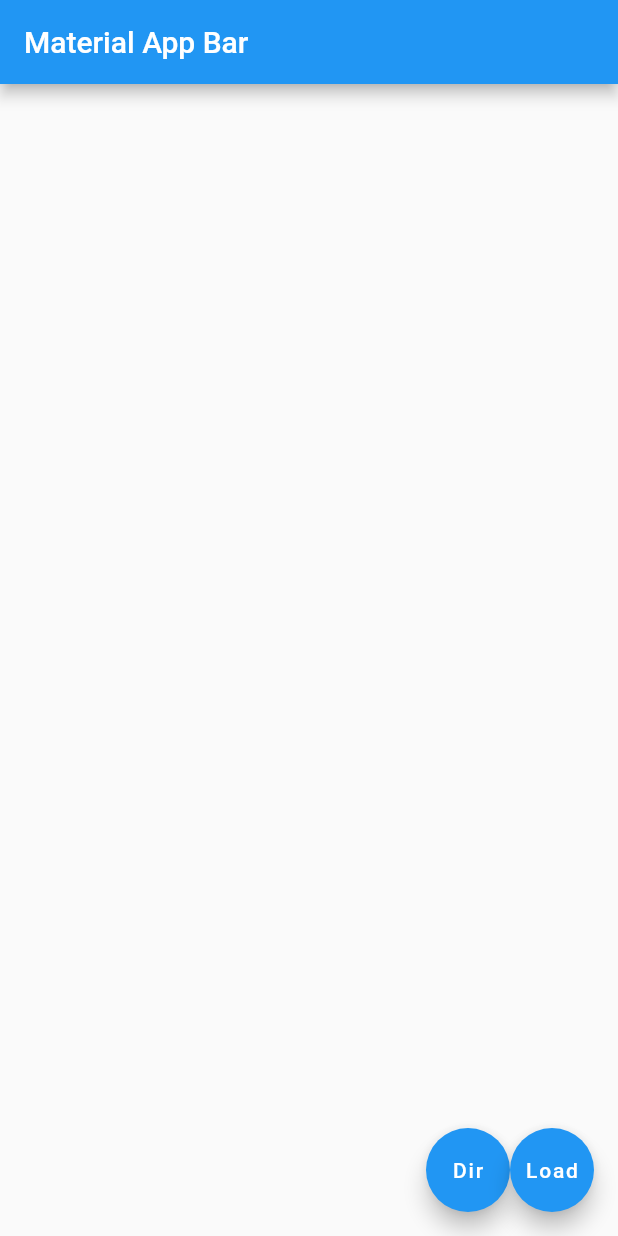
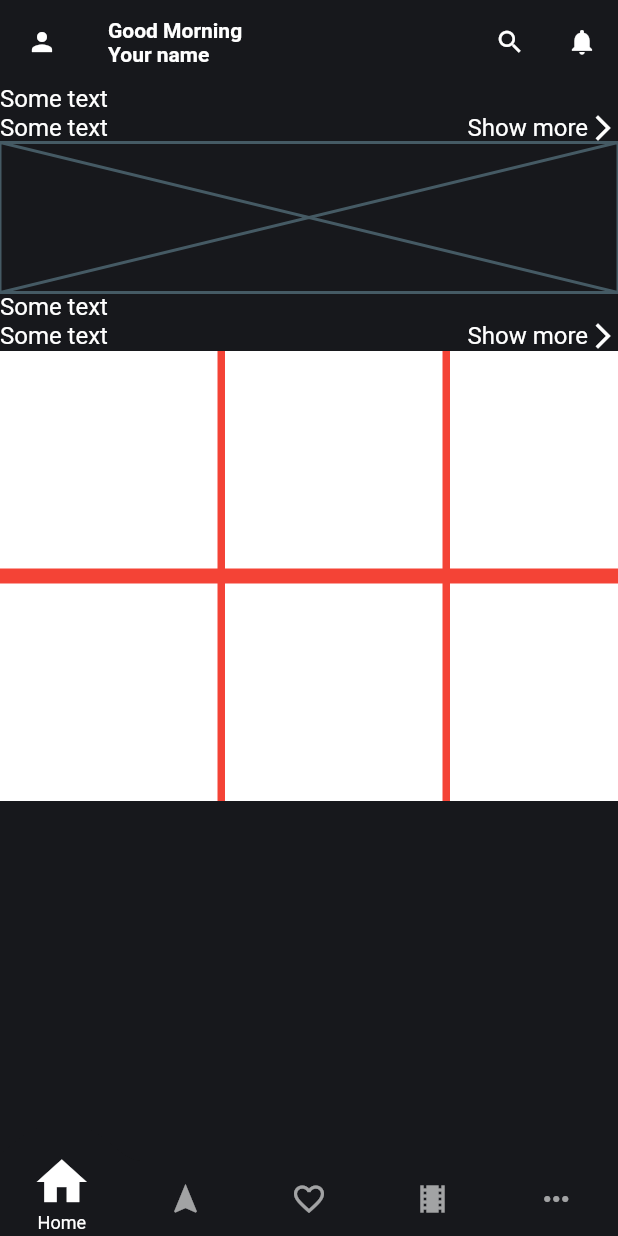
Before and after one commit to putra4648/manga_app, a Flutter app: the screen it shows after launch, on a phone screen of 412 x 824 dp. Run offline on Flutter 3.47's test engine with Material 2 defaults, Android fonts, the phone set to English and light mode, and no system bars; drawn by our look-alikes of convex_bottom_bar; our stand-ins replace bloc, cached_network_image, connectivity, equatable, flutter_bloc, font_awesome_flutter.

Commit message:
Update ui

```diff
--- /dev/null
+++ b/lib/constant/constant_theme.dart
@@ -0,0 +1,20 @@
+import 'package:flutter/material.dart';
+
+final theme = ThemeData(
+  canvasColor: Color(0xff17181c),
+  textTheme: TextTheme(),
+  appBarTheme: AppBarTheme(
+    color: Color(0xff17181c),
+    elevation: 0,
+    textTheme: TextTheme(
+      headline6: TextStyle(
+        fontSize: 14,
+        fontWeight: FontWeight.bold,
+      ),
+    ),
+    iconTheme: IconThemeData(
+      size: 20,
+      color: Colors.white,
+    ),
+  ),
+);
--- a/lib/cubit/manga_cubit.dart
+++ b/lib/cubit/manga_cubit.dart
@@ -1,9 +1,7 @@
-import 'dart:convert';
 import 'dart:io';
 
 import 'package:bloc/bloc.dart';
 import 'package:equatable/equatable.dart';
-import 'package:http/http.dart';
 import 'package:manga_app/data/models/manga.dart';
 import 'package:manga_app/data/repository/get_movies/get_movies.dart';
 import 'package:path_provider/path_provider.dart';
@@ -14,37 +12,10 @@ class MangaCubit extends Cubit<MangaState> {
   MangaCubit() : super(MangaInitial());
 
   void getMangaData(String search) async {
-    final appDir = await getExternalStorageDirectory();
-    final localDir = File(appDir.path + '/result.json');
-    final picDir = File(appDir.path + '/');
-
     emit(MangaLoading());
 
     await GetManga().getManga(search).then((result) async {
-      final res = result.map((e) => Manga().toJson(e)).toList();
-
-      result.forEach((element) {
-        get(element.imageUrl).then((value) {
-          return File(picDir.path).writeAsBytesSync(value.bodyBytes);
-        });
-      });
-
-      await localDir.exists().then(
-        (value) async {
-          if (value) {
-            await localDir.delete(recursive: true);
-          }
-          await localDir
-              .create(recursive: true)
-              .then((value) async => value.writeAsString(jsonEncode(res)));
-        },
-      );
-      // print(localDir.readAsStringSync());
-      final localManga = (jsonDecode(localDir.readAsStringSync()) as List)
-          .map((e) => Manga.fromJson(e))
-          .toList();
-
-      emit(MangaLoadedFromLocal(mangas: localManga));
+      emit(MangaLoadedFromLocal(mangas: result));
     });
   }
 }
--- a/lib/main.dart
+++ b/lib/main.dart
@@ -1,9 +1,11 @@
 import 'package:connectivity/connectivity.dart';
 import 'package:flutter/material.dart';
 import 'package:flutter_bloc/flutter_bloc.dart';
+import 'package:manga_app/constant/constant_theme.dart';
 import 'package:manga_app/cubit/connectivity_cubit.dart';
 import 'package:manga_app/cubit/manga_cubit.dart';
-import 'package:path_provider/path_provider.dart';
+
+import 'ui/pages/home_page.dart';
 
 void main() {
   runApp(
@@ -25,103 +27,38 @@ class MyApp extends StatelessWidget {
   @override
   Widget build(BuildContext context) {
     return MaterialApp(
+      theme: ThemeData(
+        bottomNavigationBarTheme: BottomNavigationBarThemeData(
+          backgroundColor: Color(0xff17181c),
+        ),
+        canvasColor: Color(0xff17181c),
+        textTheme: TextTheme(
+          bodyText2: TextStyle(
+            color: Colors.white,
+            fontSize: 16,
+          ),
+        ),
+        iconTheme: IconThemeData(
+          size: 20,
+          color: Colors.white,
+        ),
+        appBarTheme: AppBarTheme(
+          color: Color(0xff17181c),
+          elevation: 0,
+          textTheme: TextTheme(
+            headline6: TextStyle(
+              fontSize: 14,
+              fontWeight: FontWeight.bold,
+            ),
+          ),
+          iconTheme: IconThemeData(
+            size: 20,
+            color: Colors.white,
+          ),
+        ),
+      ),
       title: 'Material App',
       home: HomePage(),
     );
   }
 }
-
-class HomePage extends StatefulWidget {
-  const HomePage({
-    Key key,
-  }) : super(key: key);
-
-  @override
-  _HomePageState createState() => _HomePageState();
-}
-
-class _HomePageState extends State<HomePage> {
-  @override
-  void initState() {
-    super.initState();
-  }
-
-  @override
-  Widget build(BuildContext context) {
-    return Scaffold(
-      floatingActionButton: Row(
-        mainAxisSize: MainAxisSize.min,
-        children: [
-          FloatingActionButton(
-            onPressed: () {
-              getExternalStorageDirectory().then((value) {
-                // print(value.listSync().length);
-                print(value.path);
-              });
-            },
-            child: Text('Dir'),
-          ),
-          FloatingActionButton(
-            onPressed: () {
-              context.read<MangaCubit>().getMangaData('grand blue');
-            },
-            child: Text('Load'),
-          ),
-        ],
-      ),
-      appBar: AppBar(
-        title: Text('Material App Bar'),
-      ),
-      body: BlocConsumer<ConnectivityCubit, ConnectivityState>(
-        listener: (context, state) {
-          if (state is ConnectionResult) {
-            if (state.connectivityResult.index != 2) {
-              // context.read<MangaCubit>().getMangaData('grand blue');
-              print('this is wifi or mobile connection');
-            } else {
-              print('no connection');
-            }
-          }
-        },
-        builder: (context, connectionState) {
-          if (connectionState is ConnectionLoading) {
-            return Center(child: CircularProgressIndicator());
-          }
-          if (connectionState is ConnectionResult) {
-            return BlocBuilder<MangaCubit, MangaState>(
-              builder: (context, mangaState) {
-                if (mangaState is MangaLoading) {
-                  return Center(
-                    child: CircularProgressIndicator(),
-                  );
-                }
-                if (mangaState is MangaLoadedFromLocal) {
-                  final mangas = mangaState.mangas;
-                  return ListView.builder(
-                    itemCount: mangas.length,
-                    itemBuilder: (context, index) {
-                      return ListTile(
-                        leading: Container(
-                          width: 100,
-                          decoration: BoxDecoration(
-                            image: DecorationImage(
-                              image: NetworkImage(mangas[index].imageUrl),
-                            ),
-                          ),
-                        ),
-                        title: Text(mangas[index].title),
-                        subtitle: Text(mangas[index].score.toString()),
-                      );
-                    },
-                  );
-                }
-                return SizedBox();
-              },
-            );
-          }
-          return SizedBox();
-        },
-      ),
-    );
-  }
-}
--- /dev/null
+++ b/lib/platfrom/encode_img.dart
@@ -0,0 +1,14 @@
+import 'dart:convert';
+
+import 'dart:io';
+
+import 'package:http/http.dart';
+
+Future<List<List<int>>> encodeImage() async {
+  final localFile = File('test/fake.json').readAsStringSync();
+  var result = <List<int>>[];
+  await Future.forEach<String>(
+      (jsonDecode(localFile)['results'] as List).map((e) => e['image_url']),
+      (element) => get(element).then((value) => result.add(value.bodyBytes)));
+  return result;
+}
--- /dev/null
+++ b/lib/ui/pages/home_page.dart
@@ -0,0 +1,182 @@
+import 'package:cached_network_image/cached_network_image.dart';
+import 'package:convex_bottom_bar/convex_bottom_bar.dart';
+import 'package:flutter/material.dart';
+import 'package:flutter_bloc/flutter_bloc.dart';
+import 'package:font_awesome_flutter/font_awesome_flutter.dart';
+import 'package:manga_app/cubit/connectivity_cubit.dart';
+import 'package:manga_app/cubit/manga_cubit.dart';
+import 'package:manga_app/ui/widgets/style_hook.dart';
+
+class HomePage extends StatefulWidget {
+  const HomePage({
+    Key key,
+  }) : super(key: key);
+
+  @override
+  _HomePageState createState() => _HomePageState();
+}
+
+class _HomePageState extends State<HomePage> {
+  @override
+  void initState() {
+    super.initState();
+  }
+
+  @override
+  Widget build(BuildContext context) {
+    return Scaffold(
+      bottomNavigationBar: StyleProvider(
+        style: CustomStyleHook(),
+        child: ConvexAppBar(
+          backgroundColor: Theme.of(context).appBarTheme.color,
+          elevation: 0,
+          style: TabStyle.flip,
+          items: [
+            TabItem(icon: Icons.home, title: 'Home'),
+            TabItem(icon: Icons.navigation, title: 'Navigation'),
+            TabItem(icon: Icons.favorite_border, title: 'Favorite'),
+            TabItem(icon: Icons.theaters, title: 'Upcoming'),
+            TabItem(icon: Icons.more_horiz, title: 'Menu'),
+          ],
+        ),
+      ),
+      appBar: AppBar(
+        leading: IconButton(
+          splashRadius: 16,
+          icon: Icon(Icons.person),
+          onPressed: () {},
+        ),
+        title: Column(
+          mainAxisSize: MainAxisSize.min,
+          crossAxisAlignment: CrossAxisAlignment.start,
+          children: [
+            const Text('Good Morning'),
+            Text('Your name'),
+          ],
+        ),
+        actions: [
+          IconButton(
+            icon: Icon(Icons.search),
+            onPressed: () {},
+          ),
+          IconButton(
+            icon: Icon(Icons.notifications),
+            onPressed: () {},
+          ),
+        ],
+      ),
+      body: BlocConsumer<ConnectivityCubit, ConnectivityState>(
+        listener: (context, state) {
+          if (state is ConnectionResult) {
+            if (state.connectivityResult.index != 2) {
+              // context.read<MangaCubit>().getMangaData('grand blue');
+              print('this is wifi or mobile connection');
+            } else {
+              print('no connection');
+            }
+          }
+        },
+        builder: (context, connectionState) {
+          if (connectionState is ConnectionLoading) {
+            return Center(child: CircularProgressIndicator());
+          }
+          if (connectionState is ConnectionResult) {
+            return BlocBuilder<MangaCubit, MangaState>(
+              builder: (context, mangaState) {
+                if (mangaState is MangaLoading) {
+                  return Center(
+                    child: CircularProgressIndicator(),
+                  );
+                }
+                if (mangaState is MangaLoadedFromLocal) {
+                  final mangas = mangaState.mangas;
+
+                  return ListView.builder(
+                    itemCount: mangas.length,
+                    itemBuilder: (context, index) {
+                      return ListTile(
+                        leading: CachedNetworkImage(
+                          width: 100,
+                          imageUrl: mangas[index].imageUrl,
+                          errorWidget: (context, url, error) =>
+                              Icon(Icons.error),
+                          imageBuilder: (context, imageProvider) {
+                            return Container(
+                              decoration: BoxDecoration(
+                                image: DecorationImage(image: imageProvider),
+                              ),
+                            );
+                          },
+                        ),
+                        title: Text(mangas[index].title),
+                        subtitle: Text(mangas[index].score.toString()),
+                      );
+                    },
+                  );
+                }
+                return ListView(
+                  children: [
+                    Text('Some text'),
+                    Row(
+                      mainAxisAlignment: MainAxisAlignment.spaceBetween,
+                      children: [
+                        Text('Some text'),
+                        Material(
+                          child: Row(
+                            children: [
+                              const Text('Show more'),
+                              Icon(Icons.arrow_forward_ios)
+                            ],
+                          ),
+                        )
+                      ],
+                    ),
+                    Placeholder(
+                      fallbackHeight: 100,
+                    ),
+                    Text('Some text'),
+                    Row(
+                      mainAxisAlignment: MainAxisAlignment.spaceBetween,
+                      children: [
+                        Text('Some text'),
+                        Material(
+                          child: Row(
+                            children: [
+                              const Text('Show more'),
+                              Icon(Icons.arrow_forward_ios)
+                            ],
+                          ),
+                        )
+                      ],
+                    ),
+                    Container(
+                      height: 300,
+                      color: Colors.red,
+                      child: GridView.builder(
+                        gridDelegate: SliverGridDelegateWithFixedCrossAxisCount(
+                          crossAxisCount: 2,
+                          mainAxisSpacing: 5,
+                          crossAxisSpacing: 10,
+                        ),
+                        itemCount: 12,
+                        scrollDirection: Axis.horizontal,
+                        itemBuilder: (context, index) {
+                          return Container(
+                            height: 100,
+                            width: 100,
+                            color: Colors.white,
+                          );
+                        },
+                      ),
+                    ),
+                  ],
+                );
+              },
+            );
+          }
+          return SizedBox();
+        },
+      ),
+    );
+  }
+}
--- /dev/null
+++ b/lib/ui/widgets/style_hook.dart
@@ -0,0 +1,21 @@
+import 'package:convex_bottom_bar/convex_bottom_bar.dart';
+import 'package:flutter/widgets.dart';
+
+class CustomStyleHook extends StyleHook {
+  @override
+  double get activeIconMargin => 10;
+
+  @override
+  double get activeIconSize => 40;
+
+  @override
+  double get iconSize => 20;
+
+  @override
+  TextStyle textStyle(Color color) {
+    return TextStyle(
+      color: color,
+      fontSize: 14,
+    );
+  }
+}
--- a/pubspec.yaml
+++ b/pubspec.yaml
@@ -23,6 +23,7 @@ environment:
 dependencies:
   flutter:
     sdk: flutter
+  cached_network_image: ^2.4.1
   connectivity: ^2.0.2
   cupertino_icons: ^0.1.3
   equatable: ^1.2.5
@@ -31,6 +32,7 @@ dependencies:
   http: ^0.12.2
   meta: null
   path_provider: ^1.6.24
+  convex_bottom_bar: ^2.6.0
 
 dev_dependencies:
   flutter_test:
```
Also changed, not shown: assets/avatar.png (added), lib/platfrom/save_local.dart (added), pubspec.lock, 1 other file.
